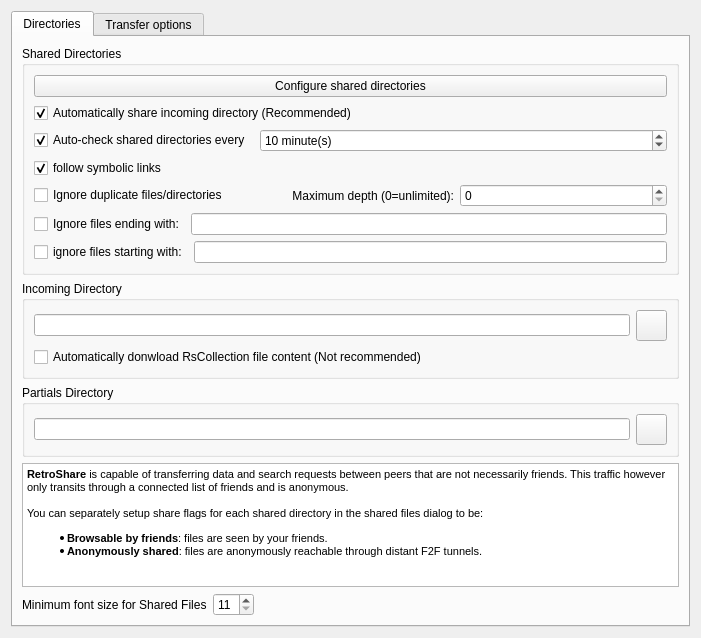
Old version of the form retroshare-gui/src/gui/settings/TransferPage.ui in the repository RetroShare/RetroShare.
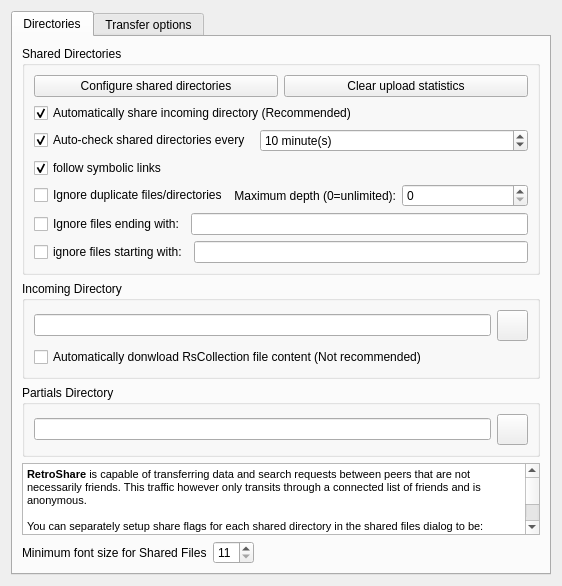
New version of the form. Icons and pictures are not drawn. Custom widgets are drawn as their Qt base class.

Commit message: Added clear upload stats Button

What changed in the file:
```diff
--- a/retroshare-gui/src/gui/settings/TransferPage.ui
+++ b/retroshare-gui/src/gui/settings/TransferPage.ui
@@ -6,8 +6,8 @@
    <rect>
     <x>0</x>
     <y>0</y>
-    <width>701</width>
-    <height>638</height>
+    <width>562</width>
+    <height>579</height>
    </rect>
   </property>
   <layout class="QGridLayout" name="gridLayout_3">
@@ -26,15 +26,22 @@
          <property name="title">
           <string>Shared Directories</string>
          </property>
-         <layout class="QVBoxLayout" name="sharedGBoxVLayout">
-          <item>
+         <layout class="QGridLayout" name="sharedGBoxVLayout">
+          <item row="0" column="0">
            <widget class="QPushButton" name="editShareButton">
             <property name="text">
              <string>Configure shared directories</string>
             </property>
            </widget>
           </item>
-          <item>
+          <item row="0" column="1">
+           <widget class="QPushButton" name="clearuploadStatsButton">
+            <property name="text">
+             <string>Clear upload statistics</string>
+            </property>
+           </widget>
+          </item>
+          <item row="2" column="0" colspan="2">
            <widget class="QCheckBox" name="shareDownloadDirectoryCB">
             <property name="enabled">
              <bool>true</bool>
@@ -47,7 +54,7 @@
             </property>
            </widget>
           </item>
-          <item>
+          <item row="3" column="0" colspan="2">
            <layout class="QHBoxLayout" name="autoCheckDirectoriesHLayout">
             <item>
              <widget class="QCheckBox" name="autoCheckDirectories_CB">
@@ -86,7 +93,7 @@
             </item>
            </layout>
           </item>
-          <item>
+          <item row="4" column="0" colspan="2">
            <layout class="QHBoxLayout" name="followSymLinksHLayout">
             <item>
              <widget class="QCheckBox" name="followSymLinks_CB">
@@ -103,7 +110,7 @@
             </item>
            </layout>
           </item>
-          <item>
+          <item row="5" column="0" colspan="2">
            <layout class="QHBoxLayout" name="ignoreDuplicatesHLayout">
             <item>
              <widget class="QCheckBox" name="ignoreDuplicates_CB">
@@ -134,7 +141,7 @@
             </item>
            </layout>
           </item>
-          <item>
+          <item row="6" column="0" colspan="2">
            <layout class="QHBoxLayout" name="suffixesIgnoreListHLayout">
             <item>
              <widget class="QCheckBox" name="suffixesIgnoreList_CB">
@@ -152,7 +159,7 @@
             </item>
            </layout>
           </item>
-          <item>
+          <item row="7" column="0" colspan="2">
            <layout class="QHBoxLayout" name="prefixesIgnoreListHLayout">
             <item>
              <widget class="QCheckBox" name="prefixesIgnoreList_CB">
```
The commit also changes 2 other files.
